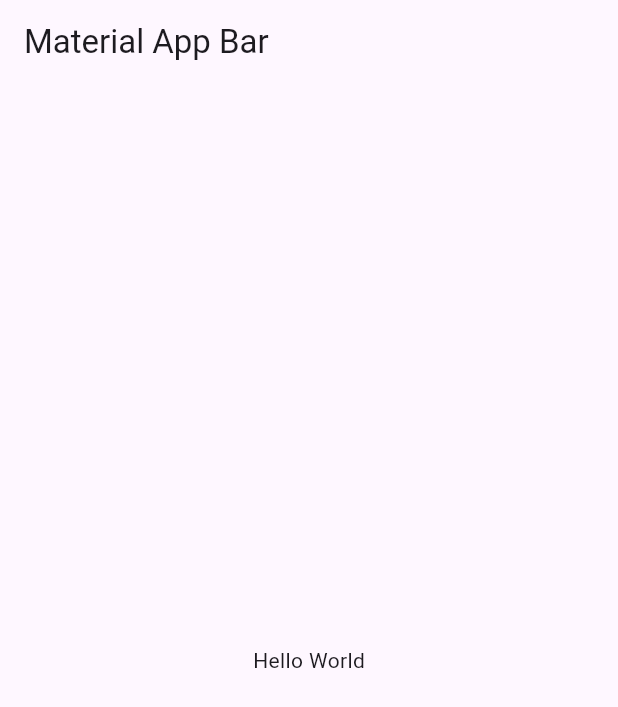
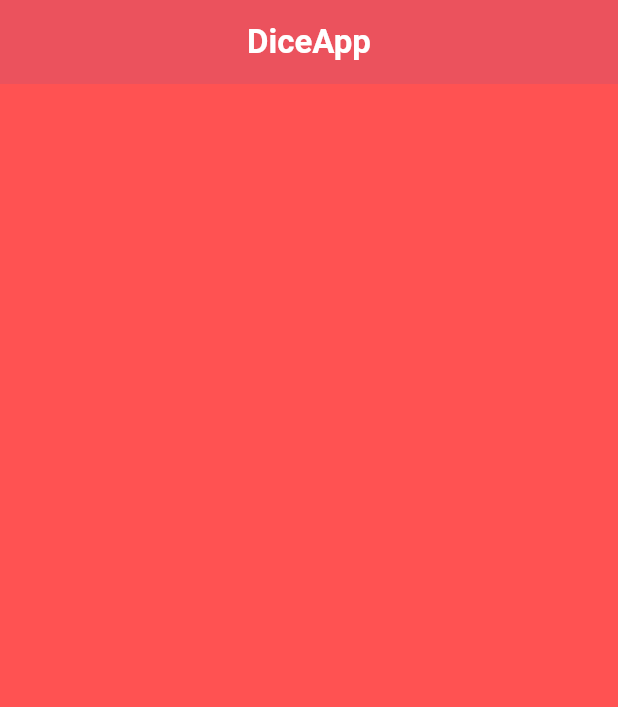
Before and after one commit to KeingCasabona/Tecsup-semana4-diceapp, a Flutter app: the screen it shows after launch, on a phone screen of 412 x 824 dp. Shown: the top 707 px of the screen. Run offline on Flutter 3.47's test engine with Material 3 defaults, Android fonts, the phone set to English and light mode, and no system bars.

Commit message:
feat: Add AppBar

```diff
--- a/lib/main.dart
+++ b/lib/main.dart
@@ -9,13 +9,29 @@ class MyApp extends StatelessWidget {
   Widget build(BuildContext context) {
     return MaterialApp(
       title: 'Material App',
-      home: Scaffold(
-        appBar: AppBar(
-          title: const Text('Material App Bar'),
+      home: HomePage(),
+    );
+  }
+}
+
+class HomePage extends StatelessWidget {
+  const HomePage({super.key});
+
+  @override
+  Widget build(BuildContext context) {
+    return Scaffold(
+      backgroundColor: Colors.redAccent,
+      appBar: AppBar(
+        title: Text(
+          'DiceApp',
+          style: TextStyle(
+            color: Colors.white,
+            fontWeight: FontWeight.bold,
+          ),
         ),
-        body: const Center(
-          child: Text('Hello World'),
-        ),
+        backgroundColor: Colors.redAccent,
+        centerTitle: true,
+        elevation: 10,
       ),
     );
   }
```
